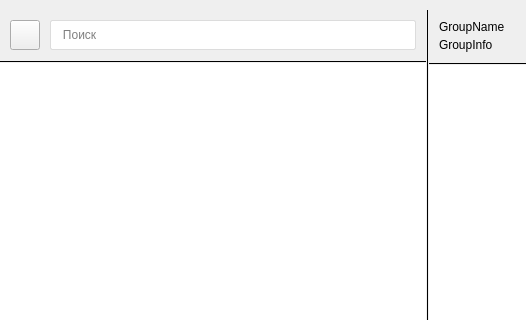
First picture: the form in app/app-qt/src/mainwidget/mainwidget.ui, repository JMICKHs/jmickhenger, before the edit; both pictures show x 0 to 526 and y 0 to 320 of the 887 by 625 pixel window.
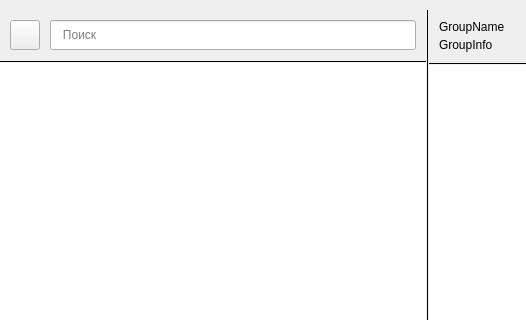
Second picture: the form after the edit. Custom widgets are drawn as their Qt base class.

The edit to the form file:
```diff
--- a/app/app-qt/src/mainwidget/mainwidget.ui
+++ b/app/app-qt/src/mainwidget/mainwidget.ui
@@ -108,14 +108,6 @@
             <height>30</height>
            </size>
           </property>
-          <property name="styleSheet">
-           <string notr="true">QLineEdit{
-                border-style: solid;
-                border-width: 1px;
-                border-radius: 2px;
-                border-color: rgb(220,220,220);
-                }</string>
-          </property>
           <property name="placeholderText">
            <string>   Поиск</string>
           </property>
@@ -654,6 +646,11 @@
    <extends>QTextEdit</extends>
    <header>app-qt/src/chatinput/chatinput.h</header>
   </customwidget>
+  <customwidget>
+   <class>CustomInputForms</class>
+   <extends>QLineEdit</extends>
+   <header>app-qt/src/custominputforms/custominputforms.h</header>
+  </customwidget>
  </customwidgets>
  <resources/>
  <connections/>
```
Left out of the diff: 8 changed lines with no effect on the pictures.
